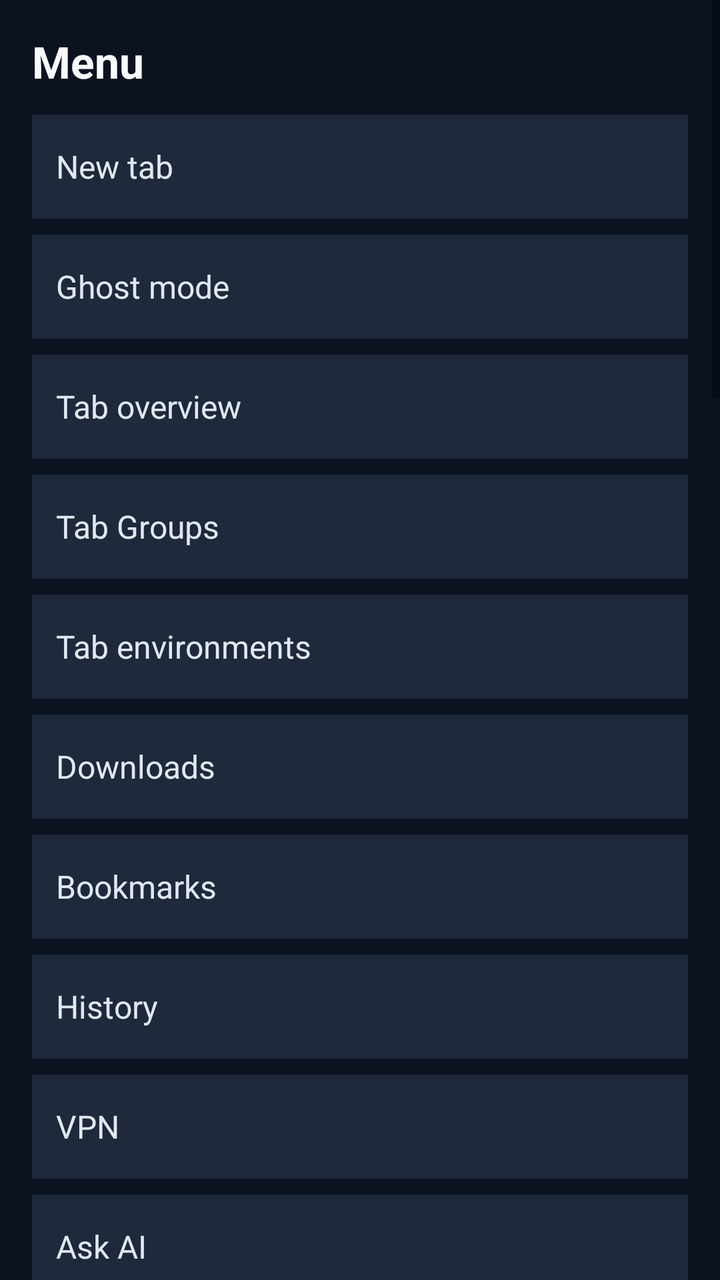
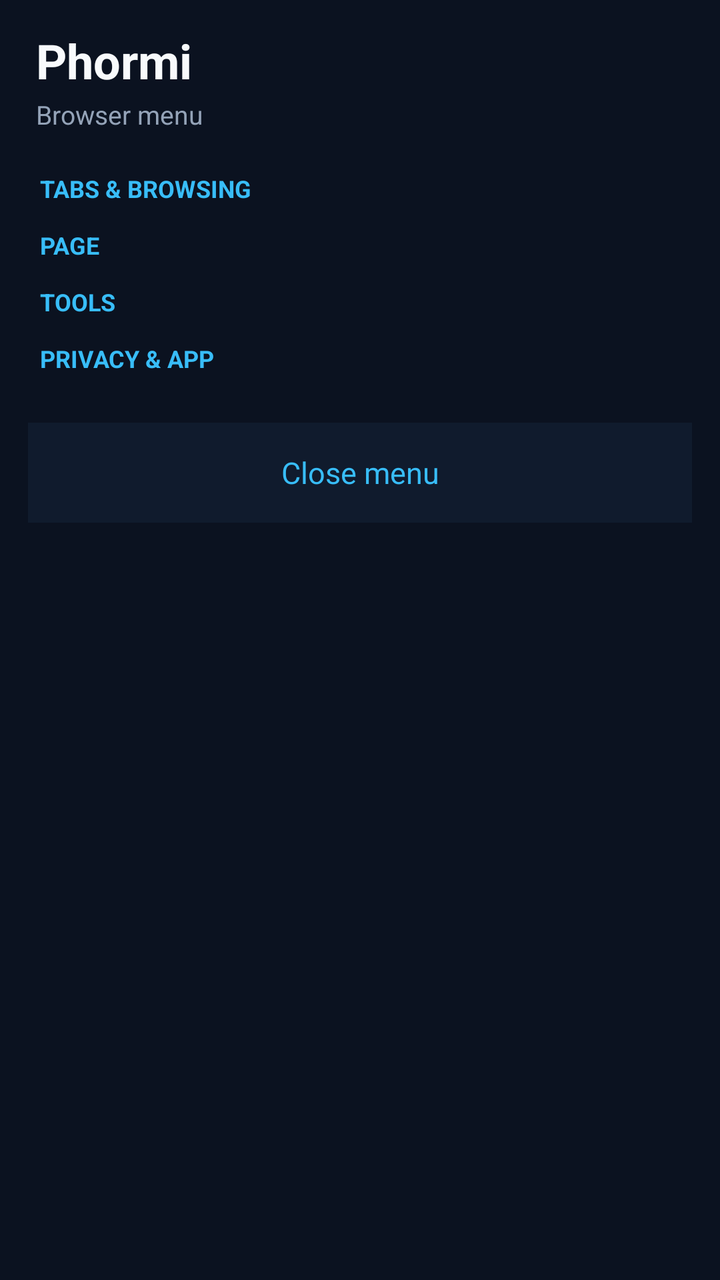

Two renders of the same Android screen: before a commit and after it. Below are the layout's source before the change and the commit's diff.
<!-- AndroidManifest.xml: activity theme Theme.Phormi -->
<!-- res/layout/activity_menu.xml -->
<?xml version="1.0" encoding="utf-8"?>
<ScrollView xmlns:android="http://schemas.android.com/apk/res/android"
    android:layout_width="match_parent"
    android:layout_height="match_parent"
    android:background="#0B1220"
    android:fillViewport="true">
    <LinearLayout android:layout_width="match_parent" android:layout_height="wrap_content" android:orientation="vertical" android:padding="16dp">
        <TextView android:layout_width="match_parent" android:layout_height="wrap_content" android:text="Menu" android:textColor="#F8FAFC" android:textSize="22sp" android:textStyle="bold" android:paddingBottom="12dp" />
        <TextView android:id="@+id/menu_new_tab" android:layout_width="match_parent" android:layout_height="52dp" android:gravity="center_vertical" android:text="New tab" android:textColor="#E2E8F0" android:textSize="16sp" android:paddingStart="12dp" android:paddingEnd="12dp" android:background="#1E293B" android:clickable="true" android:focusable="true" />
        <TextView android:id="@+id/menu_ghost" android:layout_width="match_parent" android:layout_height="52dp" android:layout_marginTop="8dp" android:gravity="center_vertical" android:text="Ghost mode" android:textColor="#E2E8F0" android:textSize="16sp" android:paddingStart="12dp" android:paddingEnd="12dp" android:background="#1E293B" android:clickable="true" android:focusable="true" />
        <TextView android:id="@+id/menu_tabs" android:layout_width="match_parent" android:layout_height="52dp" android:layout_marginTop="8dp" android:gravity="center_vertical" android:text="Tab overview" android:textColor="#E2E8F0" android:textSize="16sp" android:paddingStart="12dp" android:paddingEnd="12dp" android:background="#1E293B" android:clickable="true" android:focusable="true" />
        <TextView android:id="@+id/menu_groups" android:layout_width="match_parent" android:layout_height="52dp" android:layout_marginTop="8dp" android:gravity="center_vertical" android:text="Tab Groups" android:textColor="#E2E8F0" android:textSize="16sp" android:paddingStart="12dp" android:paddingEnd="12dp" android:background="#1E293B" android:clickable="true" android:focusable="true" />
        <TextView android:id="@+id/menu_tab_environment" android:layout_width="match_parent" android:layout_height="52dp" android:layout_marginTop="8dp" android:gravity="center_vertical" android:text="Tab environments" android:textColor="#E2E8F0" android:textSize="16sp" android:paddingStart="12dp" android:paddingEnd="12dp" android:background="#1E293B" android:clickable="true" android:focusable="true" />
        <TextView android:id="@+id/menu_downloads" android:layout_width="match_parent" android:layout_height="52dp" android:layout_marginTop="8dp" android:gravity="center_vertical" android:text="Downloads" android:textColor="#E2E8F0" android:textSize="16sp" android:paddingStart="12dp" android:paddingEnd="12dp" android:background="#1E293B" android:clickable="true" android:focusable="true" />
        <TextView android:id="@+id/menu_bookmarks" android:layout_width="match_parent" android:layout_height="52dp" android:layout_marginTop="8dp" android:gravity="center_vertical" android:text="Bookmarks" android:textColor="#E2E8F0" android:textSize="16sp" android:paddingStart="12dp" android:paddingEnd="12dp" android:background="#1E293B" android:clickable="true" android:focusable="true" />
        <TextView android:id="@+id/menu_history" android:layout_width="match_parent" android:layout_height="52dp" android:layout_marginTop="8dp" android:gravity="center_vertical" android:text="History" android:textColor="#E2E8F0" android:textSize="16sp" android:paddingStart="12dp" android:paddingEnd="12dp" android:background="#1E293B" android:clickable="true" android:focusable="true" />
        <TextView android:id="@+id/menu_vpn" android:layout_width="match_parent" android:layout_height="52dp" android:layout_marginTop="8dp" android:gravity="center_vertical" android:text="VPN" android:textColor="#E2E8F0" android:textSize="16sp" android:paddingStart="12dp" android:paddingEnd="12dp" android:background="#1E293B" android:clickable="true" android:focusable="true" />
        <TextView android:id="@+id/menu_ai" android:layout_width="match_parent" android:layout_height="52dp" android:layout_marginTop="8dp" android:gravity="center_vertical" android:text="Ask AI" android:textColor="#E2E8F0" android:textSize="16sp" android:paddingStart="12dp" android:paddingEnd="12dp" android:background="#1E293B" android:clickable="true" android:focusable="true" />
        <TextView android:id="@+id/menu_local_ai" android:layout_width="match_parent" android:layout_height="52dp" android:layout_marginTop="8dp" android:gravity="center_vertical" android:text="Local AI on this device" android:visibility="gone" android:textColor="#E2E8F0" android:textSize="16sp" android:paddingStart="12dp" android:paddingEnd="12dp" android:background="#1E293B" android:clickable="true" android:focusable="true" />
        <TextView android:id="@+id/menu_video_analysis" android:layout_width="match_parent" android:layout_height="52dp" android:layout_marginTop="8dp" android:gravity="center_vertical" android:text="Analyze current video with AI" android:visibility="gone" android:textColor="#E2E8F0" android:textSize="16sp" android:paddingStart="12dp" android:paddingEnd="12dp" android:background="#1E293B" android:clickable="true" android:focusable="true" />
        <TextView android:id="@+id/menu_disposable_email" android:layout_width="match_parent" android:layout_height="52dp" android:layout_marginTop="8dp" android:gravity="center_vertical" android:text="Disposable Email Lab" android:textColor="#E2E8F0" android:textSize="16sp" android:paddingStart="12dp" android:paddingEnd="12dp" android:background="#1E293B" android:clickable="true" android:focusable="true" />
        <TextView android:id="@+id/menu_keyboard" android:layout_width="match_parent" android:layout_height="52dp" android:layout_marginTop="8dp" android:gravity="center_vertical" android:text="Phormi Keyboard" android:textColor="#E2E8F0" android:textSize="16sp" android:paddingStart="12dp" android:paddingEnd="12dp" android:background="#1E293B" android:clickable="true" android:focusable="true" />
        <TextView android:id="@+id/menu_capsule" android:layout_width="match_parent" android:layout_height="52dp" android:layout_marginTop="8dp" android:gravity="center_vertical" android:text="Phormi Capsule — save a web moment" android:textColor="#7DD3FC" android:textSize="16sp" android:textStyle="bold" android:paddingStart="12dp" android:paddingEnd="12dp" android:background="#172033" android:clickable="true" android:focusable="true" />
        <TextView android:id="@+id/menu_default_browser" android:layout_width="match_parent" android:layout_height="52dp" android:layout_marginTop="8dp" android:gravity="center_vertical" android:text="Default browser" android:textColor="#E2E8F0" android:textSize="16sp" android:paddingStart="12dp" android:paddingEnd="12dp" android:background="#1E293B" android:clickable="true" android:focusable="true" />
        <TextView android:id="@+id/menu_security" android:layout_width="match_parent" android:layout_height="52dp" android:layout_marginTop="8dp" android:gravity="center_vertical" android:text="Security Center" android:textColor="#E2E8F0" android:textSize="16sp" android:paddingStart="12dp" android:paddingEnd="12dp" android:background="#1E293B" android:clickable="true" android:focusable="true" />
        <TextView android:id="@+id/menu_site_lock" android:layout_width="match_parent" android:layout_height="52dp" android:layout_marginTop="8dp" android:gravity="center_vertical" android:text="Site lock" android:textColor="#E2E8F0" android:textSize="16sp" android:paddingStart="12dp" android:paddingEnd="12dp" android:background="#1E293B" android:clickable="true" android:focusable="true" />
        <TextView android:id="@+id/menu_notifications" android:layout_width="match_parent" android:layout_height="52dp" android:layout_marginTop="8dp" android:gravity="center_vertical" android:text="Notifications" android:textColor="#E2E8F0" android:textSize="16sp" android:paddingStart="12dp" android:paddingEnd="12dp" android:background="#1E293B" android:clickable="true" android:focusable="true" />
        <TextView android:id="@+id/menu_find" android:layout_width="match_parent" android:layout_height="52dp" android:layout_marginTop="8dp" android:gravity="center_vertical" android:text="Find in page" android:textColor="#E2E8F0" android:textSize="16sp" android:paddingStart="12dp" android:paddingEnd="12dp" android:background="#1E293B" android:clickable="true" android:focusable="true" />
        <TextView android:id="@+id/menu_share" android:layout_width="match_parent" android:layout_height="52dp" android:layout_marginTop="8dp" android:gravity="center_vertical" android:text="Share page" android:textColor="#E2E8F0" android:textSize="16sp" android:paddingStart="12dp" android:paddingEnd="12dp" android:background="#1E293B" android:clickable="true" android:focusable="true" />
        <TextView android:id="@+id/menu_navigation_lens" android:layout_width="match_parent" android:layout_height="52dp" android:layout_marginTop="8dp" android:gravity="center_vertical" android:text="Navigation Lens" android:textColor="#E2E8F0" android:textSize="16sp" android:paddingStart="12dp" android:paddingEnd="12dp" android:background="#1E293B" android:clickable="true" android:focusable="true" />
        <TextView android:id="@+id/menu_object_anchors" android:layout_width="match_parent" android:layout_height="52dp" android:layout_marginTop="8dp" android:gravity="center_vertical" android:text="Object Anchors" android:textColor="#E2E8F0" android:textSize="16sp" android:paddingStart="12dp" android:paddingEnd="12dp" android:background="#1E293B" android:clickable="true" android:focusable="true" />
        <TextView android:id="@+id/menu_same_page_split" android:layout_width="match_parent" android:layout_height="52dp" android:layout_marginTop="8dp" android:gravity="center_vertical" android:text="Same-page split" android:textColor="#E2E8F0" android:textSize="16sp" android:paddingStart="12dp" android:paddingEnd="12dp" android:background="#1E293B" android:clickable="true" android:focusable="true" />
        <TextView android:id="@+id/menu_desktop_mode" android:layout_width="match_parent" android:layout_height="52dp" android:layout_marginTop="8dp" android:gravity="center_vertical" android:text="DM" android:textColor="#E2E8F0" android:textSize="16sp" android:paddingStart="12dp" android:paddingEnd="12dp" android:background="#1E293B" android:clickable="true" android:focusable="true" />
        <TextView android:id="@+id/menu_favorite" android:layout_width="match_parent" android:layout_height="52dp" android:layout_marginTop="8dp" android:gravity="center_vertical" android:text="Favorite current page" android:textColor="#E2E8F0" android:textSize="16sp" android:paddingStart="12dp" android:paddingEnd="12dp" android:background="#1E293B" android:clickable="true" android:focusable="true" />
        <TextView android:id="@+id/menu_keep_screen_on" android:layout_width="match_parent" android:layout_height="52dp" android:layout_marginTop="8dp" android:gravity="center_vertical" android:text="Keep screen on" android:textColor="#E2E8F0" android:textSize="16sp" android:paddingStart="12dp" android:paddingEnd="12dp" android:background="#1E293B" android:clickable="true" android:focusable="true" />
        <TextView android:id="@+id/menu_help" android:layout_width="match_parent" android:layout_height="52dp" android:layout_marginTop="8dp" android:gravity="center_vertical" android:text="Help" android:textColor="#E2E8F0" android:textSize="16sp" android:paddingStart="12dp" android:paddingEnd="12dp" android:background="#1E293B" android:clickable="true" android:focusable="true" />
        <TextView android:id="@+id/menu_browser_lock" android:layout_width="match_parent" android:layout_height="52dp" android:layout_marginTop="8dp" android:gravity="center_vertical" android:text="Browser Lock" android:textColor="#E2E8F0" android:textSize="16sp" android:paddingStart="12dp" android:paddingEnd="12dp" android:background="#1E293B" android:clickable="true" android:focusable="true" />
        <TextView android:id="@+id/menu_pull_to_refresh" android:layout_width="match_parent" android:layout_height="52dp" android:layout_marginTop="8dp" android:gravity="center_vertical" android:text="Pull-to-refresh" android:textColor="#E2E8F0" android:textSize="16sp" android:paddingStart="12dp" android:paddingEnd="12dp" android:background="#1E293B" android:clickable="true" android:focusable="true" />
        <TextView android:id="@+id/menu_split_screen" android:layout_width="match_parent" android:layout_height="52dp" android:layout_marginTop="8dp" android:gravity="center_vertical" android:text="Split screen" android:textColor="#E2E8F0" android:textSize="16sp" android:paddingStart="12dp" android:paddingEnd="12dp" android:background="#1E293B" android:clickable="true" android:focusable="true" />
        <TextView android:id="@+id/menu_tab_retention" android:layout_width="match_parent" android:layout_height="52dp" android:layout_marginTop="8dp" android:gravity="center_vertical" android:text="Tab retention" android:textColor="#E2E8F0" android:textSize="16sp" android:paddingStart="12dp" android:paddingEnd="12dp" android:background="#1E293B" android:clickable="true" android:focusable="true" />
        <TextView android:id="@+id/menu_theme" android:layout_width="match_parent" android:layout_height="52dp" android:layout_marginTop="8dp" android:gravity="center_vertical" android:text="Theme and wallpaper" android:textColor="#E2E8F0" android:textSize="16sp" android:paddingStart="12dp" android:paddingEnd="12dp" android:background="#1E293B" android:clickable="true" android:focusable="true" />
        <TextView android:id="@+id/menu_settings" android:layout_width="match_parent" android:layout_height="52dp" android:layout_marginTop="8dp" android:gravity="center_vertical" android:text="Accounts &amp; sign-in" android:textColor="#E2E8F0" android:textSize="16sp" android:paddingStart="12dp" android:paddingEnd="12dp" android:background="#1E293B" android:clickable="true" android:focusable="true" />
        <TextView android:id="@+id/menu_close" android:layout_width="match_parent" android:layout_height="52dp" android:layout_marginTop="20dp" android:gravity="center" android:text="Close" android:textColor="#38BDF8" android:textSize="16sp" android:clickable="true" android:focusable="true" />
    </LinearLayout>
</ScrollView>
<!-- resources referenced by this layout -->
<resources>
  <style name="Theme.Phormi" parent="Theme.MaterialComponents.DayNight.NoActionBar">
          <item name="colorPrimary">#0F172A</item>
          <item name="colorPrimaryDark">#0F172A</item>
          <item name="colorAccent">#38BDF8</item>
          <item name="android:windowBackground">#0F172A</item>
      </style>
</resources>

<!-- the commit's change to res/layout/activity_menu.xml (unified diff, before → after) -->
@@ -4,42 +4,86 @@
     android:layout_height="match_parent"
     android:background="#0B1220"
     android:fillViewport="true">
-    <LinearLayout android:layout_width="match_parent" android:layout_height="wrap_content" android:orientation="vertical" android:padding="16dp">
-        <TextView android:layout_width="match_parent" android:layout_height="wrap_content" android:text="Menu" android:textColor="#F8FAFC" android:textSize="22sp" android:textStyle="bold" android:paddingBottom="12dp" />
-        <TextView android:id="@+id/menu_new_tab" android:layout_width="match_parent" android:layout_height="52dp" android:gravity="center_vertical" android:text="New tab" android:textColor="#E2E8F0" android:textSize="16sp" android:paddingStart="12dp" android:paddingEnd="12dp" android:background="#1E293B" android:clickable="true" android:focusable="true" />
-        <TextView android:id="@+id/menu_ghost" android:layout_width="match_parent" android:layout_height="52dp" android:layout_marginTop="8dp" android:gravity="center_vertical" android:text="Ghost mode" android:textColor="#E2E8F0" android:textSize="16sp" android:paddingStart="12dp" android:paddingEnd="12dp" android:background="#1E293B" android:clickable="true" android:focusable="true" />
-        <TextView android:id="@+id/menu_tabs" android:layout_width="match_parent" android:layout_height="52dp" android:layout_marginTop="8dp" android:gravity="center_vertical" android:text="Tab overview" android:textColor="#E2E8F0" android:textSize="16sp" android:paddingStart="12dp" android:paddingEnd="12dp" android:background="#1E293B" android:clickable="true" android:focusable="true" />
-        <TextView android:id="@+id/menu_groups" android:layout_width="match_parent" android:layout_height="52dp" android:layout_marginTop="8dp" android:gravity="center_vertical" android:text="Tab Groups" android:textColor="#E2E8F0" android:textSize="16sp" android:paddingStart="12dp" android:paddingEnd="12dp" android:background="#1E293B" android:clickable="true" android:focusable="true" />
-        <TextView android:id="@+id/menu_tab_environment" android:layout_width="match_parent" android:layout_height="52dp" android:layout_marginTop="8dp" android:gravity="center_vertical" android:text="Tab environments" android:textColor="#E2E8F0" android:textSize="16sp" android:paddingStart="12dp" android:paddingEnd="12dp" android:background="#1E293B" android:clickable="true" android:focusable="true" />
-        <TextView android:id="@+id/menu_downloads" android:layout_width="match_parent" android:layout_height="52dp" android:layout_marginTop="8dp" android:gravity="center_vertical" android:text="Downloads" android:textColor="#E2E8F0" android:textSize="16sp" android:paddingStart="12dp" android:paddingEnd="12dp" android:background="#1E293B" android:clickable="true" android:focusable="true" />
-        <TextView android:id="@+id/menu_bookmarks" android:layout_width="match_parent" android:layout_height="52dp" android:layout_marginTop="8dp" android:gravity="center_vertical" android:text="Bookmarks" android:textColor="#E2E8F0" android:textSize="16sp" android:paddingStart="12dp" android:paddingEnd="12dp" android:background="#1E293B" android:clickable="true" android:focusable="true" />
-        <TextView android:id="@+id/menu_history" android:layout_width="match_parent" android:layout_height="52dp" android:layout_marginTop="8dp" android:gravity="center_vertical" android:text="History" android:textColor="#E2E8F0" android:textSize="16sp" android:paddingStart="12dp" android:paddingEnd="12dp" android:background="#1E293B" android:clickable="true" android:focusable="true" />
-        <TextView android:id="@+id/menu_vpn" android:layout_width="match_parent" android:layout_height="52dp" android:layout_marginTop="8dp" android:gravity="center_vertical" android:text="VPN" android:textColor="#E2E8F0" android:textSize="16sp" android:paddingStart="12dp" android:paddingEnd="12dp" android:background="#1E293B" android:clickable="true" android:focusable="true" />
-        <TextView android:id="@+id/menu_ai" android:layout_width="match_parent" android:layout_height="52dp" android:layout_marginTop="8dp" android:gravity="center_vertical" android:text="Ask AI" android:textColor="#E2E8F0" android:textSize="16sp" android:paddingStart="12dp" android:paddingEnd="12dp" android:background="#1E293B" android:clickable="true" android:focusable="true" />
-        <TextView android:id="@+id/menu_local_ai" android:layout_width="match_parent" android:layout_height="52dp" android:layout_marginTop="8dp" android:gravity="center_vertical" android:text="Local AI on this device" android:visibility="gone" android:textColor="#E2E8F0" android:textSize="16sp" android:paddingStart="12dp" android:paddingEnd="12dp" android:background="#1E293B" android:clickable="true" android:focusable="true" />
-        <TextView android:id="@+id/menu_video_analysis" android:layout_width="match_parent" android:layout_height="52dp" android:layout_marginTop="8dp" android:gravity="center_vertical" android:text="Analyze current video with AI" android:visibility="gone" android:textColor="#E2E8F0" android:textSize="16sp" android:paddingStart="12dp" android:paddingEnd="12dp" android:background="#1E293B" android:clickable="true" android:focusable="true" />
-        <TextView android:id="@+id/menu_disposable_email" android:layout_width="match_parent" android:layout_height="52dp" android:layout_marginTop="8dp" android:gravity="center_vertical" android:text="Disposable Email Lab" android:textColor="#E2E8F0" android:textSize="16sp" android:paddingStart="12dp" android:paddingEnd="12dp" android:background="#1E293B" android:clickable="true" android:focusable="true" />
-        <TextView android:id="@+id/menu_keyboard" android:layout_width="match_parent" android:layout_height="52dp" android:layout_marginTop="8dp" android:gravity="center_vertical" android:text="Phormi Keyboard" android:textColor="#E2E8F0" android:textSize="16sp" android:paddingStart="12dp" android:paddingEnd="12dp" android:background="#1E293B" android:clickable="true" android:focusable="true" />
-        <TextView android:id="@+id/menu_capsule" android:layout_width="match_parent" android:layout_height="52dp" android:layout_marginTop="8dp" android:gravity="center_vertical" android:text="Phormi Capsule — save a web moment" android:textColor="#7DD3FC" android:textSize="16sp" android:textStyle="bold" android:paddingStart="12dp" android:paddingEnd="12dp" android:background="#172033" android:clickable="true" android:focusable="true" />
-        <TextView android:id="@+id/menu_default_browser" android:layout_width="match_parent" android:layout_height="52dp" android:layout_marginTop="8dp" android:gravity="center_vertical" android:text="Default browser" android:textColor="#E2E8F0" android:textSize="16sp" android:paddingStart="12dp" android:paddingEnd="12dp" android:background="#1E293B" android:clickable="true" android:focusable="true" />
-        <TextView android:id="@+id/menu_security" android:layout_width="match_parent" android:layout_height="52dp" android:layout_marginTop="8dp" android:gravity="center_vertical" android:text="Security Center" android:textColor="#E2E8F0" android:textSize="16sp" android:paddingStart="12dp" android:paddingEnd="12dp" android:background="#1E293B" android:clickable="true" android:focusable="true" />
-        <TextView android:id="@+id/menu_site_lock" android:layout_width="match_parent" android:layout_height="52dp" android:layout_marginTop="8dp" android:gravity="center_vertical" android:text="Site lock" android:textColor="#E2E8F0" android:textSize="16sp" android:paddingStart="12dp" android:paddingEnd="12dp" android:background="#1E293B" android:clickable="true" android:focusable="true" />
-        <TextView android:id="@+id/menu_notifications" android:layout_width="match_parent" android:layout_height="52dp" android:layout_marginTop="8dp" android:gravity="center_vertical" android:text="Notifications" android:textColor="#E2E8F0" android:textSize="16sp" android:paddingStart="12dp" android:paddingEnd="12dp" android:background="#1E293B" android:clickable="true" android:focusable="true" />
-        <TextView android:id="@+id/menu_find" android:layout_width="match_parent" android:layout_height="52dp" android:layout_marginTop="8dp" android:gravity="center_vertical" android:text="Find in page" android:textColor="#E2E8F0" android:textSize="16sp" android:paddingStart="12dp" android:paddingEnd="12dp" android:background="#1E293B" android:clickable="true" android:focusable="true" />
-        <TextView android:id="@+id/menu_share" android:layout_width="match_parent" android:layout_height="52dp" android:layout_marginTop="8dp" android:gravity="center_vertical" android:text="Share page" android:textColor="#E2E8F0" android:textSize="16sp" android:paddingStart="12dp" android:paddingEnd="12dp" android:background="#1E293B" android:clickable="true" android:focusable="true" />
-        <TextView android:id="@+id/menu_navigation_lens" android:layout_width="match_parent" android:layout_height="52dp" android:layout_marginTop="8dp" android:gravity="center_vertical" android:text="Navigation Lens" android:textColor="#E2E8F0" android:textSize="16sp" android:paddingStart="12dp" android:paddingEnd="12dp" android:background="#1E293B" android:clickable="true" android:focusable="true" />
-        <TextView android:id="@+id/menu_object_anchors" android:layout_width="match_parent" android:layout_height="52dp" android:layout_marginTop="8dp" android:gravity="center_vertical" android:text="Object Anchors" android:textColor="#E2E8F0" android:textSize="16sp" android:paddingStart="12dp" android:paddingEnd="12dp" android:background="#1E293B" android:clickable="true" android:focusable="true" />
-        <TextView android:id="@+id/menu_same_page_split" android:layout_width="match_parent" android:layout_height="52dp" android:layout_marginTop="8dp" android:gravity="center_vertical" android:text="Same-page split" android:textColor="#E2E8F0" android:textSize="16sp" android:paddingStart="12dp" android:paddingEnd="12dp" android:background="#1E293B" android:clickable="true" android:focusable="true" />
-        <TextView android:id="@+id/menu_desktop_mode" android:layout_width="match_parent" android:layout_height="52dp" android:layout_marginTop="8dp" android:gravity="center_vertical" android:text="DM" android:textColor="#E2E8F0" android:textSize="16sp" android:paddingStart="12dp" android:paddingEnd="12dp" android:background="#1E293B" android:clickable="true" android:focusable="true" />
-        <TextView android:id="@+id/menu_favorite" android:layout_width="match_parent" android:layout_height="52dp" android:layout_marginTop="8dp" android:gravity="center_vertical" android:text="Favorite current page" android:textColor="#E2E8F0" android:textSize="16sp" android:paddingStart="12dp" android:paddingEnd="12dp" android:background="#1E293B" android:clickable="true" android:focusable="true" />
-        <TextView android:id="@+id/menu_keep_screen_on" android:layout_width="match_parent" android:layout_height="52dp" android:layout_marginTop="8dp" android:gravity="center_vertical" android:text="Keep screen on" android:textColor="#E2E8F0" android:textSize="16sp" android:paddingStart="12dp" android:paddingEnd="12dp" android:background="#1E293B" android:clickable="true" android:focusable="true" />
-        <TextView android:id="@+id/menu_help" android:layout_width="match_parent" android:layout_height="52dp" android:layout_marginTop="8dp" android:gravity="center_vertical" android:text="Help" android:textColor="#E2E8F0" android:textSize="16sp" android:paddingStart="12dp" android:paddingEnd="12dp" android:background="#1E293B" android:clickable="true" android:focusable="true" />
-        <TextView android:id="@+id/menu_browser_lock" android:layout_width="match_parent" android:layout_height="52dp" android:layout_marginTop="8dp" android:gravity="center_vertical" android:text="Browser Lock" android:textColor="#E2E8F0" android:textSize="16sp" android:paddingStart="12dp" android:paddingEnd="12dp" android:background="#1E293B" android:clickable="true" android:focusable="true" />
-        <TextView android:id="@+id/menu_pull_to_refresh" android:layout_width="match_parent" android:layout_height="52dp" android:layout_marginTop="8dp" android:gravity="center_vertical" android:text="Pull-to-refresh" android:textColor="#E2E8F0" android:textSize="16sp" android:paddingStart="12dp" android:paddingEnd="12dp" android:background="#1E293B" android:clickable="true" android:focusable="true" />
-        <TextView android:id="@+id/menu_split_screen" android:layout_width="match_parent" android:layout_height="52dp" android:layout_marginTop="8dp" android:gravity="center_vertical" android:text="Split screen" android:textColor="#E2E8F0" android:textSize="16sp" android:paddingStart="12dp" android:paddingEnd="12dp" android:background="#1E293B" android:clickable="true" android:focusable="true" />
-        <TextView android:id="@+id/menu_tab_retention" android:layout_width="match_parent" android:layout_height="52dp" android:layout_marginTop="8dp" android:gravity="center_vertical" android:text="Tab retention" android:textColor="#E2E8F0" android:textSize="16sp" android:paddingStart="12dp" android:paddingEnd="12dp" android:background="#1E293B" android:clickable="true" android:focusable="true" />
-        <TextView android:id="@+id/menu_theme" android:layout_width="match_parent" android:layout_height="52dp" android:layout_marginTop="8dp" android:gravity="center_vertical" android:text="Theme and wallpaper" android:textColor="#E2E8F0" android:textSize="16sp" android:paddingStart="12dp" android:paddingEnd="12dp" android:background="#1E293B" android:clickable="true" android:focusable="true" />
-        <TextView android:id="@+id/menu_settings" android:layout_width="match_parent" android:layout_height="52dp" android:layout_marginTop="8dp" android:gravity="center_vertical" android:text="Accounts &amp; sign-in" android:textColor="#E2E8F0" android:textSize="16sp" android:paddingStart="12dp" android:paddingEnd="12dp" android:background="#1E293B" android:clickable="true" android:focusable="true" />
-        <TextView android:id="@+id/menu_close" android:layout_width="match_parent" android:layout_height="52dp" android:layout_marginTop="20dp" android:gravity="center" android:text="Close" android:textColor="#38BDF8" android:textSize="16sp" android:clickable="true" android:focusable="true" />
+    <LinearLayout
+        android:layout_width="match_parent"
+        android:layout_height="wrap_content"
+        android:orientation="vertical"
+        android:padding="14dp">
+
+        <TextView
+            android:layout_width="match_parent"
+            android:layout_height="wrap_content"
+            android:text="Phormi"
+            android:textColor="#F8FAFC"
+            android:textSize="24sp"
+            android:textStyle="bold"
+            android:paddingStart="4dp"
+            android:paddingEnd="4dp"
+            android:paddingBottom="2dp" />
+        <TextView
+            android:layout_width="match_parent"
+            android:layout_height="wrap_content"
+            android:text="Browser menu"
+            android:textColor="#94A3B8"
+            android:textSize="13sp"
+            android:paddingStart="4dp"
+            android:paddingEnd="4dp"
+            android:paddingBottom="14dp" />
+
+        <TextView android:layout_width="match_parent" android:layout_height="wrap_content" android:text="TABS &amp; BROWSING" android:textColor="#38BDF8" android:textStyle="bold" android:textSize="12sp" android:padding="6dp"/>
+        <TextView android:id="@+id/menu_new_tab" style="@style/PhormiMenuItem" android:text="＋  New tab"/>
+        <TextView android:id="@+id/menu_ghost" style="@style/PhormiMenuItem" android:text="◌  Ghost mode"/>
+        <TextView android:id="@+id/menu_tabs" style="@style/PhormiMenuItem" android:text="▣  Tab overview"/>
+        <TextView android:id="@+id/menu_groups" style="@style/PhormiMenuItem" android:text="▦  Tab Groups"/>
+        <TextView android:id="@+id/menu_tab_environment" style="@style/PhormiMenuItem" android:text="◎  Tab environments"/>
+        <TextView android:id="@+id/menu_same_page_split" style="@style/PhormiMenuItem" android:text="▥  Same-page split"/>
+        <TextView android:id="@+id/menu_split_screen" style="@style/PhormiMenuItem" android:text="◫  Split screen"/>
+        <TextView android:id="@+id/menu_tab_retention" style="@style/PhormiMenuItem" android:text="◷  Tab retention"/>
+        <TextView android:id="@+id/menu_pull_to_refresh" style="@style/PhormiMenuItem" android:text="↻  Pull-to-refresh"/>
+
+        <TextView android:layout_width="match_parent" android:layout_height="wrap_content" android:text="PAGE" android:textColor="#38BDF8" android:textStyle="bold" android:textSize="12sp" android:padding="6dp" android:paddingTop="16dp"/>
+        <TextView android:id="@+id/menu_bookmarks" style="@style/PhormiMenuItem" android:text="☆  Bookmarks"/>
+        <TextView android:id="@+id/menu_history" style="@style/PhormiMenuItem" android:text="◴  History"/>
+        <TextView android:id="@+id/menu_favorite" style="@style/PhormiMenuItem" android:text="★  Favorite current page"/>
+        <TextView android:id="@+id/menu_find" style="@style/PhormiMenuItem" android:text="⌕  Find in page"/>
+        <TextView android:id="@+id/menu_share" style="@style/PhormiMenuItem" android:text="↗  Share page"/>
+        <TextView android:id="@+id/menu_downloads" style="@style/PhormiMenuItem" android:text="⇩  Downloads"/>
+        <TextView android:id="@+id/menu_desktop_mode" style="@style/PhormiMenuItem" android:text="▣  Desktop mode"/>
+        <TextView android:id="@+id/menu_keep_screen_on" style="@style/PhormiMenuItem" android:text="◉  Keep screen on"/>
+
+        <TextView android:layout_width="match_parent" android:layout_height="wrap_content" android:text="TOOLS" android:textColor="#38BDF8" android:textStyle="bold" android:textSize="12sp" android:padding="6dp" android:paddingTop="16dp"/>
+        <TextView android:id="@+id/menu_ai" style="@style/PhormiMenuItem" android:text="✦  Ask AI"/>
+        <TextView android:id="@+id/menu_keyboard" style="@style/PhormiMenuItem" android:text="⌨  Phormi Keyboard"/>
+        <TextView android:id="@+id/menu_capsule" style="@style/PhormiMenuItem" android:text="◈  Phormi Capsule"/>
+        <TextView android:id="@+id/menu_navigation_lens" style="@style/PhormiMenuItem" android:text="⌖  Navigation Lens"/>
+        <TextView android:id="@+id/menu_object_anchors" style="@style/PhormiMenuItem" android:text="⊙  Object Anchors"/>
+        <TextView android:id="@+id/menu_disposable_email" style="@style/PhormiMenuItem" android:text="✉  Disposable Email Lab"/>
+        <TextView android:id="@+id/menu_vpn" style="@style/PhormiMenuItem" android:text="⇄  VPN"/>
+
+        <TextView android:layout_width="match_parent" android:layout_height="wrap_content" android:text="PRIVACY &amp; APP" android:textColor="#38BDF8" android:textStyle="bold" android:textSize="12sp" android:padding="6dp" android:paddingTop="16dp"/>
+        <TextView android:id="@+id/menu_browser_lock" style="@style/PhormiMenuItem" android:text="▣  Browser Lock"/>
+        <TextView android:id="@+id/menu_site_lock" style="@style/PhormiMenuItem" android:text="⌑  Site lock"/>
+        <TextView android:id="@+id/menu_security" style="@style/PhormiMenuItem" android:text="✓  Security Center"/>
+        <TextView android:id="@+id/menu_notifications" style="@style/PhormiMenuItem" android:text="♢  Notifications"/>
+        <TextView android:id="@+id/menu_default_browser" style="@style/PhormiMenuItem" android:text="◎  Default browser"/>
+        <TextView android:id="@+id/menu_theme" style="@style/PhormiMenuItem" android:text="◐  Theme &amp; wallpaper"/>
+        <TextView android:id="@+id/menu_settings" style="@style/PhormiMenuItem" android:text="☻  Accounts &amp; sign-in"/>
+        <TextView android:id="@+id/menu_help" style="@style/PhormiMenuItem" android:text="?  Help"/>
+
+        <TextView android:id="@+id/menu_local_ai" android:layout_width="match_parent" android:layout_height="1dp" android:visibility="gone"/>
+        <TextView android:id="@+id/menu_video_analysis" android:layout_width="match_parent" android:layout_height="1dp" android:visibility="gone"/>
+
+        <TextView
+            android:id="@+id/menu_close"
+            android:layout_width="match_parent"
+            android:layout_height="50dp"
+            android:layout_marginTop="18dp"
+            android:gravity="center"
+            android:text="Close menu"
+            android:textColor="#38BDF8"
+            android:textSize="15sp"
+            android:background="#101B2D"
+            android:clickable="true"
+            android:focusable="true"/>
     </LinearLayout>
 </ScrollView>
